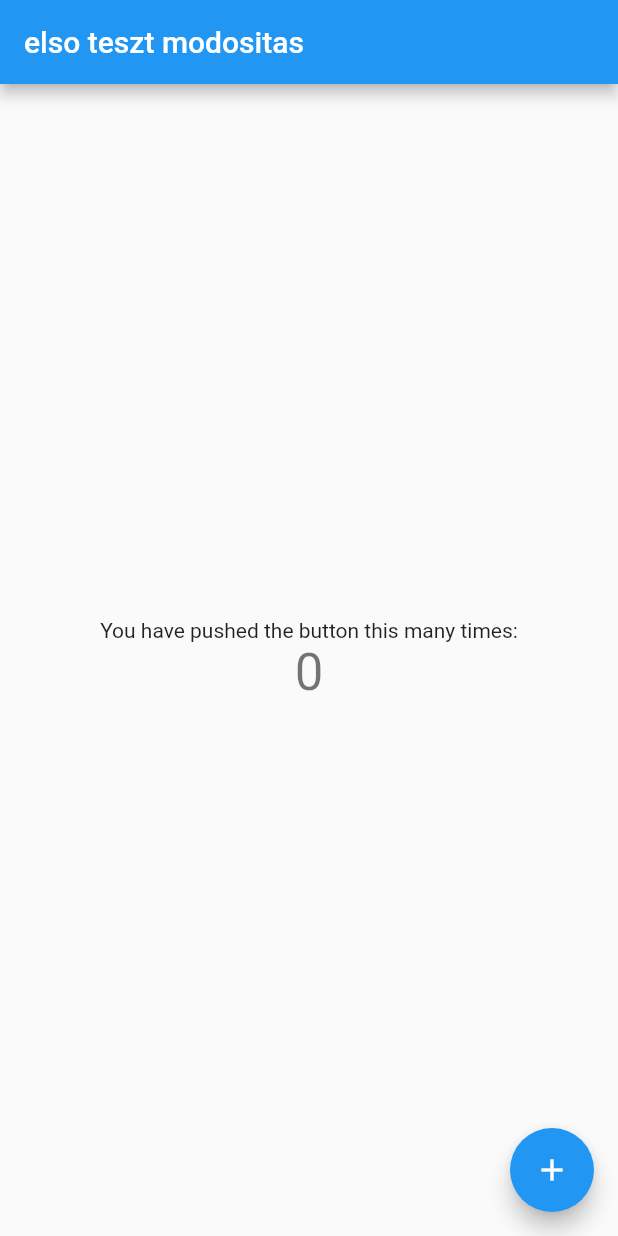
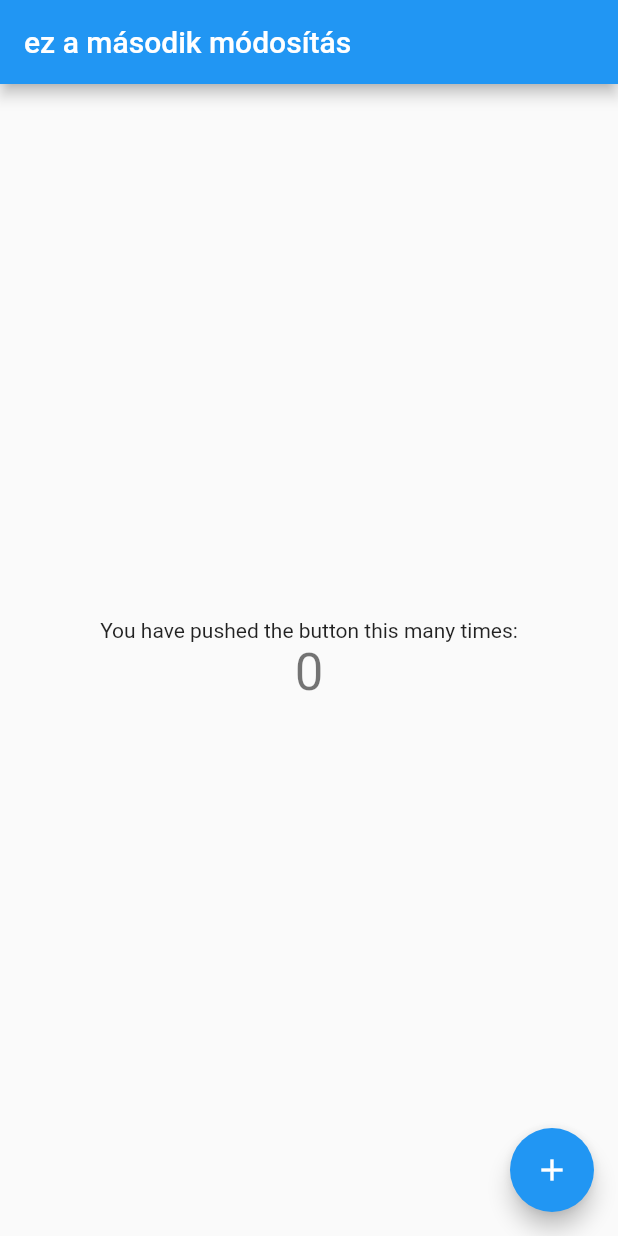
Before and after one commit to Eregistrator/eregistrator, a Flutter app: the screen it shows after launch, on a phone screen of 412 x 824 dp. Run offline on Flutter 3.47's test engine with Material 2 defaults, Android fonts, the phone set to English and light mode, and no system bars.

Commit message:
ez a második

```diff
--- a/lib/main.dart
+++ b/lib/main.dart
@@ -26,7 +26,7 @@ class MyApp extends StatelessWidget {
         // closer together (more dense) than on mobile platforms.
         visualDensity: VisualDensity.adaptivePlatformDensity,
       ),
-      home: MyHomePage(title: 'elso teszt modositas'),
+      home: MyHomePage(title: 'ez a második módosítás'),
     );
   }
 }
```
